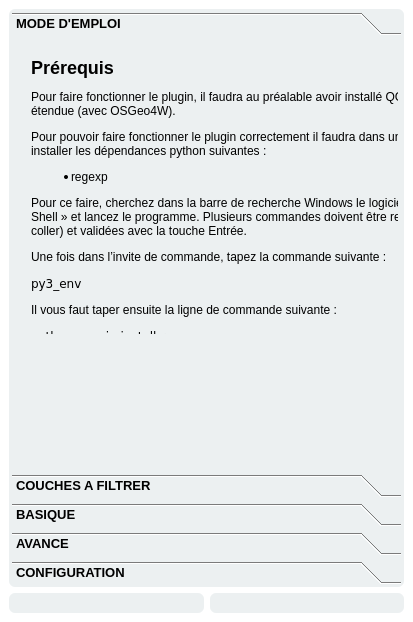
This is filter_layers_dockwidget_base.ui in sducournau/filter_layers as Qt 5 draws it before an edit. The edited form follows.
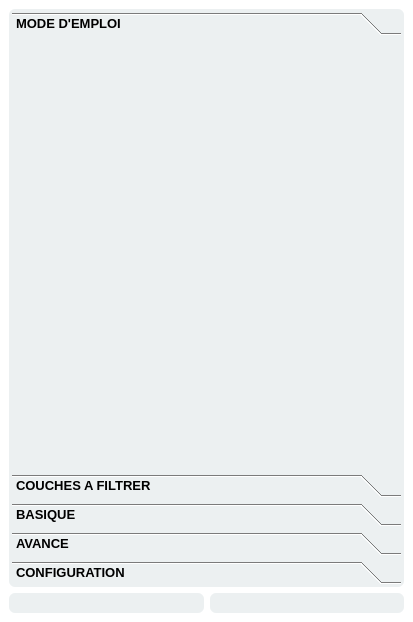
This is the edited form. The open tabs and pages were chosen to show the change. Icons and pictures are not drawn. Custom widgets are drawn as their Qt base class.

Patch:
```diff
--- a/filter_layers_dockwidget_base.ui
+++ b/filter_layers_dockwidget_base.ui
@@ -374,34 +374,6 @@
        <attribute name="label">
         <string>MODE D'EMPLOI</string>
        </attribute>
-       <widget class="QWidget" name="verticalLayoutWidget">
-        <property name="geometry">
-         <rect>
-          <x>10</x>
-          <y>10</y>
-          <width>481</width>
-          <height>283</height>
-         </rect>
-        </property>
-        <layout class="QVBoxLayout" name="verticalLayout_2">
-         <item>
-          <widget class="QLabel" name="label">
-           <property name="sizeIncrement">
-            <size>
-             <width>300</width>
-             <height>0</height>
-            </size>
-           </property>
-           <property name="text">
-            <string>&lt;html&gt;&lt;head/&gt;&lt;body&gt;&lt;p&gt;&lt;span style=&quot; font-size:x-large; font-weight:600;&quot;&gt;Prérequis&lt;/span&gt;&lt;/p&gt;&lt;p&gt;Pour faire fonctionner le plugin, il faudra au préalable avoir installé QGIS dans sa version étendue (avec OSGeo4W).&lt;/p&gt;&lt;p&gt;Pour pouvoir faire fonctionner le plugin correctement il faudra dans un premier temps installer les dépendances python suivantes :&lt;/p&gt;&lt;ul style=&quot;margin-top: 0px; margin-bottom: 0px; margin-left: 0px; margin-right: 0px; -qt-list-indent: 1;&quot;&gt;&lt;li style=&quot; margin-top:12px; margin-bottom:12px; margin-left:0px; margin-right:0px; -qt-block-indent:0; text-indent:0px;&quot;&gt;regexp&lt;/li&gt;&lt;/ul&gt;&lt;p&gt;Pour ce faire, cherchez dans la barre de recherche Windows le logiciel « OSGeo4W Shell » et lancez le programme. Plusieurs commandes doivent être rentrées (copier/coller) et validées avec la touche Entrée.&lt;/p&gt;&lt;p&gt;Une fois dans l’invite de commande, tapez la commande suivante :&lt;/p&gt;&lt;pre style=&quot; margin-top:12px; margin-bottom:12px; margin-left:0px; margin-right:0px; -qt-block-indent:0; text-indent:0px;&quot;&gt;&lt;span style=&quot; font-family:'Courier New';&quot;&gt;py3_env&lt;/span&gt;&lt;/pre&gt;&lt;p&gt;Il vous faut taper ensuite la ligne de commande suivante :&lt;/p&gt;&lt;pre style=&quot; margin-top:12px; margin-bottom:12px; margin-left:0px; margin-right:0px; -qt-block-indent:0; text-indent:0px;&quot;&gt;&lt;span style=&quot; font-family:'Courier New';&quot;&gt;python –m pip install regexp&lt;/span&gt;&lt;/pre&gt;&lt;/body&gt;&lt;/html&gt;</string>
-           </property>
-           <property name="wordWrap">
-            <bool>true</bool>
-           </property>
-          </widget>
-         </item>
-        </layout>
-       </widget>
       </widget>
       <widget class="QWidget" name="page">
        <property name="geometry">
```
Left out of the diff: 2 changed lines with no effect on the pictures.
